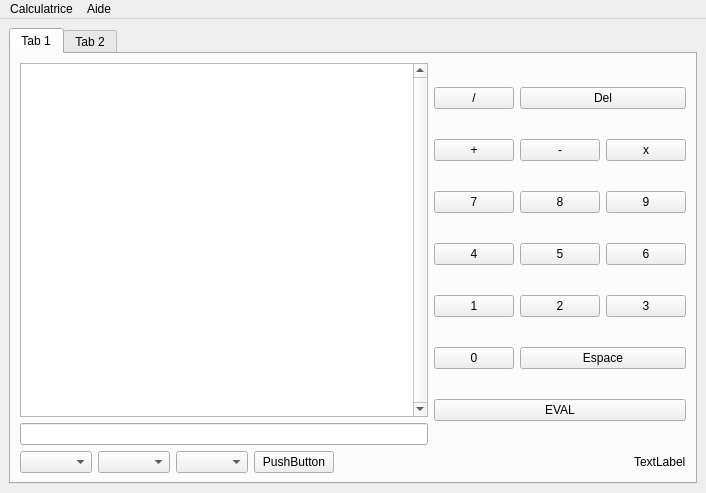
Above: afficheur.ui from apuyou/LO21-calc before the change. Below: the same form after it.
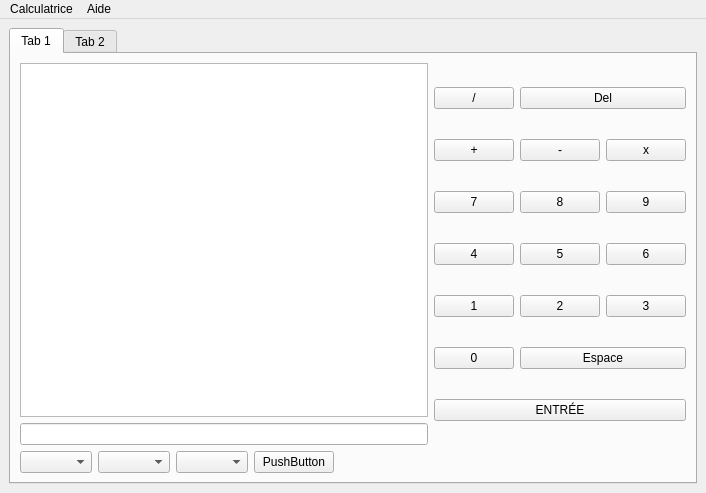
That is the form after the change.

Commit message: Connexion des autres boutons et amélioration de la touche entrée

The edit to the form file:
```diff
--- a/afficheur.ui
+++ b/afficheur.ui
@@ -36,14 +36,7 @@
           <item>
            <layout class="QVBoxLayout" name="verticalLayout_3">
             <item>
-             <widget class="QListView" name="listView">
-              <property name="verticalScrollBarPolicy">
-               <enum>Qt::ScrollBarAlwaysOn</enum>
-              </property>
-              <property name="horizontalScrollBarPolicy">
-               <enum>Qt::ScrollBarAsNeeded</enum>
-              </property>
-             </widget>
+             <widget class="QListWidget" name="listWidget"/>
             </item>
             <item>
              <widget class="QLineEdit" name="inputLine">
@@ -183,7 +176,7 @@
             <item row="7" column="0" colspan="3">
              <widget class="QPushButton" name="enterButton">
               <property name="text">
-               <string>EVAL</string>
+               <string>ENTRÉE</string>
               </property>
               <property name="shortcut">
                <string>Return</string>
@@ -255,7 +248,7 @@
           <item>
            <widget class="QLabel" name="labelStatus">
             <property name="text">
-             <string>TextLabel</string>
+             <string/>
             </property>
            </widget>
           </item>
```
Left out of the diff: 12 changed lines with no effect on the pictures. The commit also changes 2 other files.
